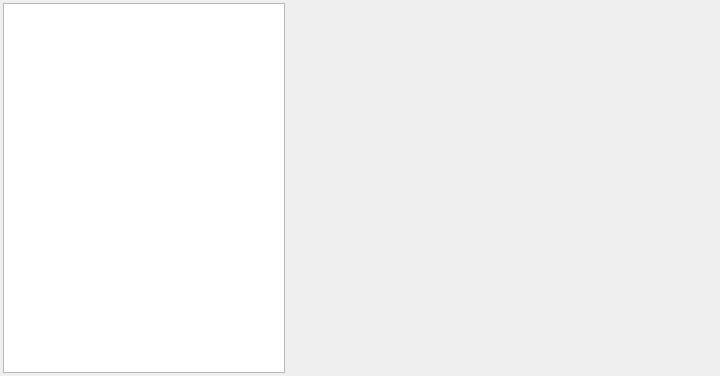
Old version of the form Books/Qt5_9CDeveloperGuide/Qt5_9CDeveloperGuideWidget.ui in the repository Vstornzw/QtNewProject.
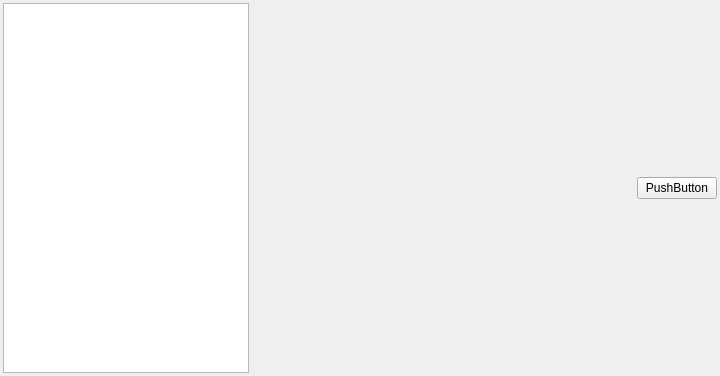
New version of the form.

Diff of the .ui file:
```diff
--- a/Books/Qt5_9CDeveloperGuide/Qt5_9CDeveloperGuideWidget.ui
+++ b/Books/Qt5_9CDeveloperGuide/Qt5_9CDeveloperGuideWidget.ui
@@ -13,7 +13,7 @@
   <property name="windowTitle">
    <string>Form</string>
   </property>
-  <layout class="QHBoxLayout" name="horizontalLayout" stretch="2,3">
+  <layout class="QHBoxLayout" name="horizontalLayout" stretch="2,3,0">
    <property name="spacing">
     <number>10</number>
    </property>
@@ -39,6 +39,13 @@
      </property>
     </widget>
    </item>
+   <item>
+    <widget class="QPushButton" name="pushButton">
+     <property name="text">
+      <string>PushButton</string>
+     </property>
+    </widget>
+   </item>
   </layout>
  </widget>
  <resources/>
```
